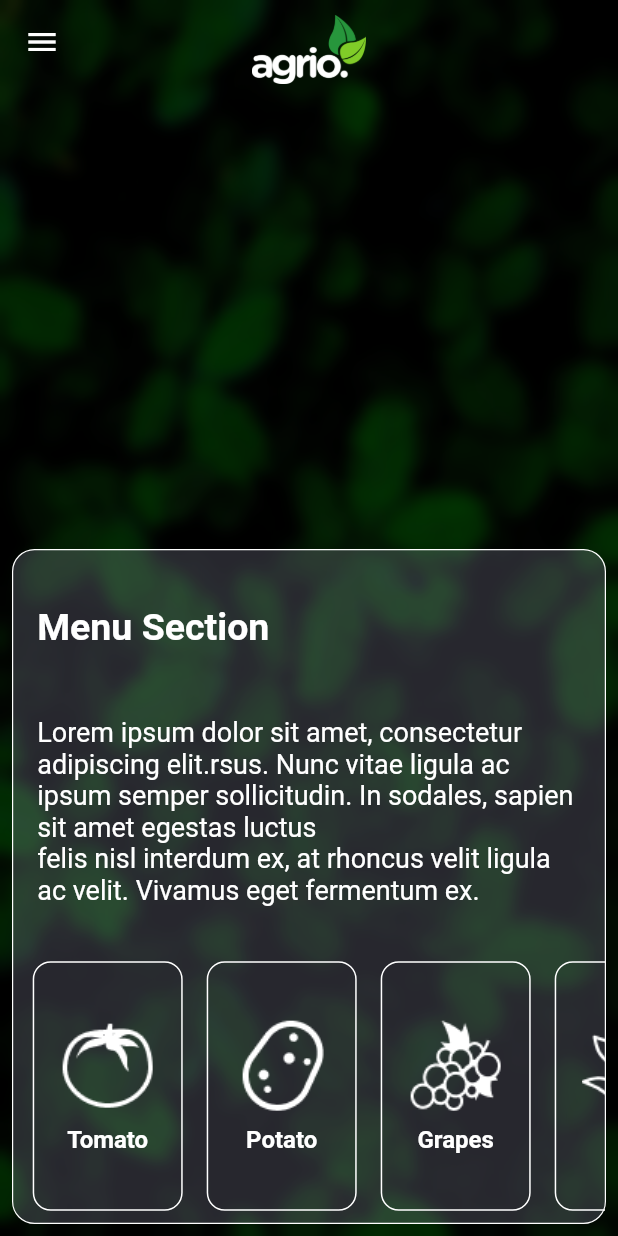
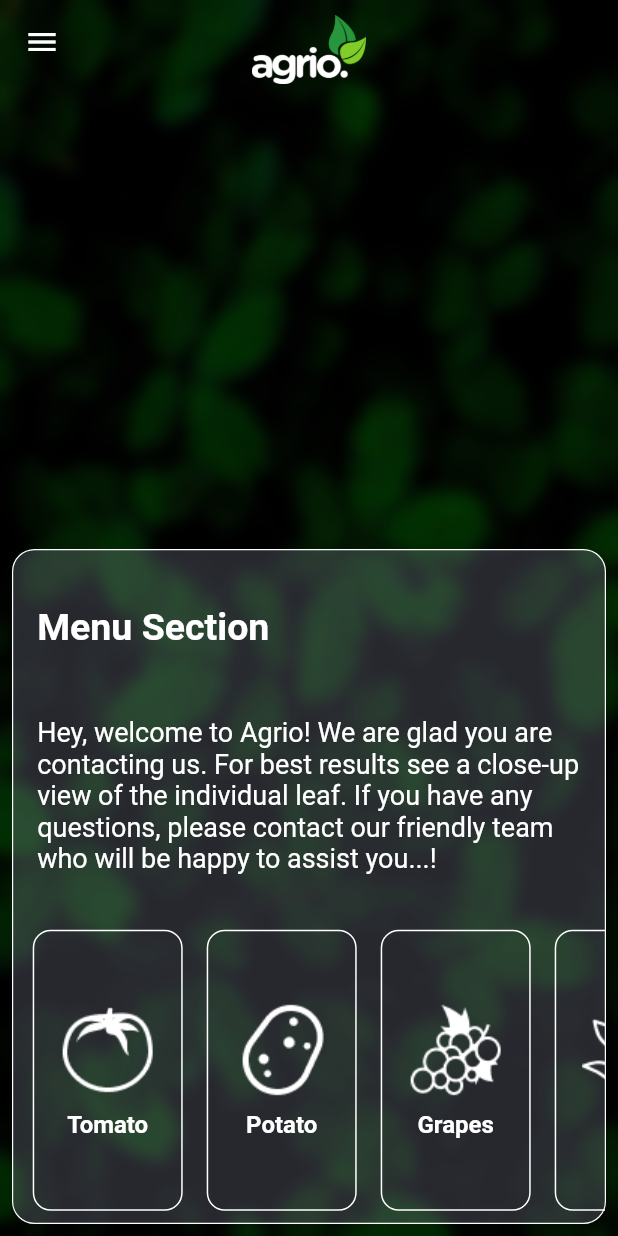
Before and after one commit to TiranChanuka/Leaf-Diseases-Detecting-app-Mobile-App-UI-, a Flutter app: the HomeScreen screen opened directly, on a phone screen of 412 x 824 dp. Run offline on Flutter 3.47's test engine with Material 2 defaults, Android fonts, the phone set to English and light mode, and no system bars; our stand-ins replace device_preview, dio, image_picker.

Commit message:
add welcome text

```diff
--- a/lib/Screens/HomeScreen.dart
+++ b/lib/Screens/HomeScreen.dart
@@ -114,7 +114,7 @@ class HomeScreen extends StatelessWidget {
           Padding(
             padding: const EdgeInsets.symmetric(horizontal: 16, vertical: 8),
             child: Text(
-              'Lorem ipsum dolor sit amet, consectetur adipiscing elit.rsus. Nunc vitae ligula ac ipsum semper sollicitudin. In sodales, sapien sit amet egestas luctus\nfelis nisl interdum ex, at rhoncus velit ligula ac velit. Vivamus eget fermentum ex.\n',
+              'Hey, welcome to Agrio! We are glad you are contacting us. For best results see a close-up view of the individual leaf. If you have any questions, please contact our friendly team who will be happy to assist you...!\n',
               style: TextStyle(
                 fontSize: 18,
                 color: Colors.white,
```
